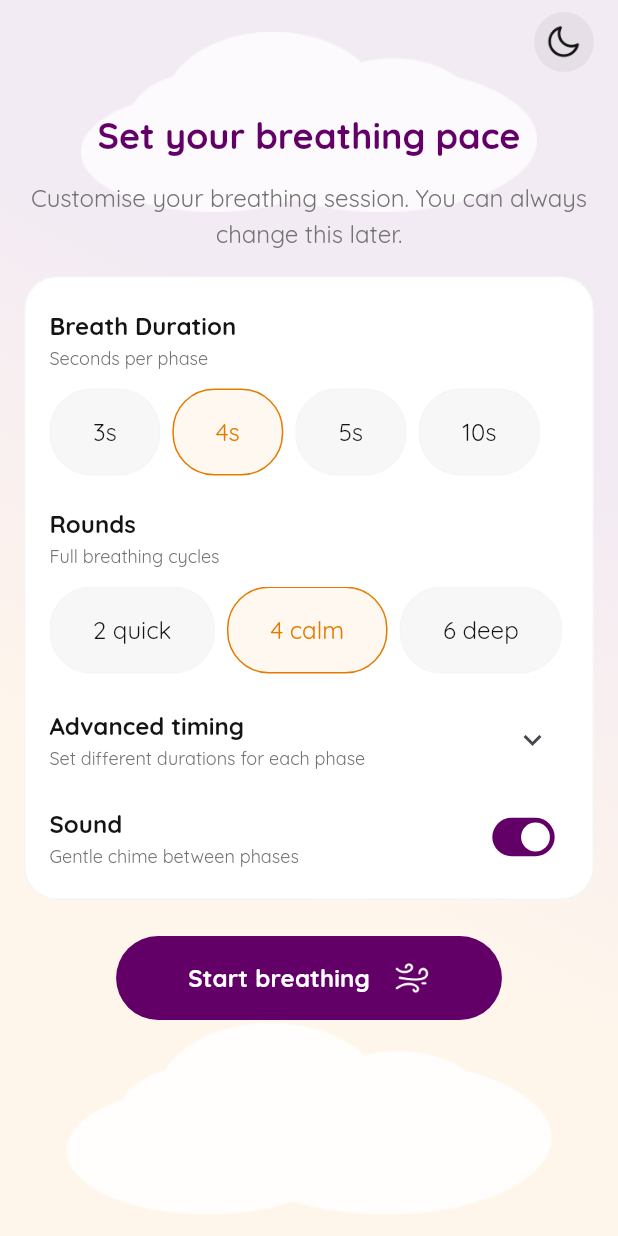
After one commit to sharmadhiraj/Breathing-App, a Flutter app: the screen it shows after launch, on a phone screen of 412 x 824 dp. The commit adds this screen. Run offline on Flutter 3.47's test engine with Material 3 defaults, Android fonts, the phone set to English and light mode, and no system bars; our stand-ins replace audioplayers, equatable, flutter_bloc, lottie.

Commit message:
Add background

```diff
--- a/lib/core/theme/theme.dart
+++ b/lib/core/theme/theme.dart
@@ -7,7 +7,7 @@ class AppTheme {
   static final ThemeData lightTheme = ThemeData(
     brightness: Brightness.light,
     primaryColor: primaryColor,
-    scaffoldBackgroundColor: const Color(0xFFF7F7F7),
+    scaffoldBackgroundColor: Colors.transparent,
     fontFamily: "Quicksand",
     textTheme: const TextTheme(
       bodyMedium: TextStyle(fontSize: 16, color: Color(0xFF141414)),
@@ -35,7 +35,7 @@ class AppTheme {
   static final ThemeData darkTheme = ThemeData(
     brightness: Brightness.dark,
     primaryColor: primaryColor,
-    scaffoldBackgroundColor: const Color(0xFF1E1E1E),
+    scaffoldBackgroundColor: Colors.transparent,
     fontFamily: "Quicksand",
     textTheme: const TextTheme(
       bodyMedium: TextStyle(fontSize: 16, color: Color(0xFFFFFFFF)),
--- /dev/null
+++ b/lib/core/widgets/app_scaffold.dart
@@ -0,0 +1,17 @@
+import 'package:breathing_app/core/widgets/app_bar.dart';
+import 'package:breathing_app/core/widgets/responsive_body.dart';
+import 'package:flutter/material.dart';
+
+class AppScaffold extends StatelessWidget {
+  const AppScaffold({required this.body, super.key});
+
+  final Widget body;
+
+  @override
+  Widget build(BuildContext context) {
+    return Scaffold(
+      appBar: const BreathingAppBar(),
+      body: ResponsiveBody(child: body),
+    );
+  }
+}
--- /dev/null
+++ b/lib/core/widgets/background_builder.dart
@@ -0,0 +1,79 @@
+import 'package:flutter/material.dart';
+
+class BackgroundBuilder extends StatelessWidget {
+  const BackgroundBuilder({required this.child, super.key});
+
+  final Widget? child;
+
+  @override
+  Widget build(BuildContext context) {
+    final isLightMode = Theme.of(context).brightness == Brightness.light;
+
+    return SizedBox(
+      width: double.infinity,
+      height: double.infinity,
+      child: Stack(
+        children: [
+          Positioned.fill(
+            child: Container(
+              decoration: BoxDecoration(
+                gradient: isLightMode
+                    ? const LinearGradient(
+                        begin: Alignment.topRight,
+                        end: Alignment.bottomLeft,
+                        stops: [0.31, 0.69],
+                        colors: [
+                          Color.fromRGBO(99, 0, 104, 0.08),
+                          Color.fromRGBO(255, 138, 0, 0.08),
+                        ],
+                      )
+                    : const LinearGradient(
+                        begin: Alignment.topCenter,
+                        end: Alignment.bottomCenter,
+                        stops: [0.0, 0.4, 1.0],
+                        colors: [
+                          Color(0xFF1A1128),
+                          Color(0xFF2D1B4E),
+                          Color(0xFF3A2260),
+                        ],
+                      ),
+              ),
+            ),
+          ),
+
+          Positioned(
+            top: 0,
+            left: 0,
+            right: 0,
+            child: Image.asset(
+              "assets/images/${isLightMode ? "light" : "dark"}_cloud_1.png",
+              width: 400,
+            ),
+          ),
+
+          Positioned.fill(
+            child: Align(
+              alignment: Alignment.center,
+              child: Image.asset(
+                "assets/images/${isLightMode ? "light" : "dark"}_cloud_2.png",
+                width: 400,
+              ),
+            ),
+          ),
+
+          Positioned(
+            bottom: 0,
+            left: 0,
+            right: 0,
+            child: Image.asset(
+              "assets/images/${isLightMode ? "light" : "dark"}_cloud_3.png",
+              width: 400,
+            ),
+          ),
+
+          ?child,
+        ],
+      ),
+    );
+  }
+}
--- /dev/null
+++ b/lib/core/widgets/responsive_body.dart
@@ -0,0 +1,19 @@
+import 'package:flutter/material.dart';
+
+class ResponsiveBody extends StatelessWidget {
+  final Widget child;
+
+  const ResponsiveBody({super.key, required this.child});
+
+  @override
+  Widget build(BuildContext context) {
+    return LayoutBuilder(
+      builder: (context, constraints) {
+        if (constraints.maxWidth > 600) {
+          return Center(child: SizedBox(width: 500, child: child));
+        }
+        return child;
+      },
+    );
+  }
+}
--- a/lib/main.dart
+++ b/lib/main.dart
@@ -1,6 +1,7 @@
 import 'package:breathing_app/core/route.dart';
 import 'package:breathing_app/core/theme/bloc.dart';
 import 'package:breathing_app/core/theme/theme.dart';
+import 'package:breathing_app/core/widgets/background_builder.dart';
 import 'package:breathing_app/modules/breathing/bloc/advanced_timing_bloc.dart';
 import 'package:breathing_app/modules/breathing/bloc/setup_bloc.dart';
 import 'package:flutter/material.dart';
@@ -24,11 +25,13 @@ class BreathingApp extends StatelessWidget {
       child: BlocBuilder<ThemeBloc, ThemeState>(
         builder: (context, state) {
           return MaterialApp(
+            debugShowCheckedModeBanner: false,
             theme: AppTheme.lightTheme,
             darkTheme: AppTheme.darkTheme,
             themeMode: state.themeMode,
             initialRoute: AppRoutes.setup,
             routes: AppRoutes.routes,
+            builder: (context, child) => BackgroundBuilder(child: child),
           );
         },
       ),
--- a/lib/modules/breathing/bloc/breathing_bloc.dart
+++ b/lib/modules/breathing/bloc/breathing_bloc.dart
@@ -71,10 +71,7 @@ class BreathingBloc extends Bloc<BreathingEvent, BreathingState> {
       AudioPlayer().play(AssetSource("sounds/chime.mp3"));
       nextCycle += 1;
       if (nextCycle > state.rounds) {
-        Future.delayed(
-          const Duration(milliseconds: 500),
-          () => emit(state.copyWith(cycle: nextCycle)),
-        );
+        emit(state.copyWith(cycle: nextCycle));
         return;
       }
     }
--- a/lib/modules/breathing/screens/breathing.dart
+++ b/lib/modules/breathing/screens/breathing.dart
@@ -1,6 +1,6 @@
 import 'package:breathing_app/core/route.dart';
 import 'package:breathing_app/core/theme/app_colors.dart';
-import 'package:breathing_app/core/widgets/app_bar.dart';
+import 'package:breathing_app/core/widgets/app_scaffold.dart';
 import 'package:breathing_app/core/widgets/button.dart';
 import 'package:breathing_app/core/widgets/linear_progress.dart';
 import 'package:breathing_app/core/widgets/settings_tile_subtitle.dart';
@@ -20,7 +20,7 @@ class BreathingScreen extends StatelessWidget {
 
   @override
   Widget build(BuildContext context) {
-    return Scaffold(appBar: const BreathingAppBar(), body: _buildBody(context));
+    return AppScaffold(body: _buildBody(context));
   }
 
   Widget _buildBody(BuildContext context) {
--- a/lib/modules/breathing/screens/finish.dart
+++ b/lib/modules/breathing/screens/finish.dart
@@ -1,6 +1,6 @@
 import 'package:breathing_app/core/route.dart';
 import 'package:breathing_app/core/theme/app_colors.dart';
-import 'package:breathing_app/core/widgets/app_bar.dart';
+import 'package:breathing_app/core/widgets/app_scaffold.dart';
 import 'package:breathing_app/core/widgets/button.dart';
 import 'package:flutter/material.dart';
 import 'package:lottie/lottie.dart';
@@ -10,7 +10,7 @@ class FinishScreen extends StatelessWidget {
 
   @override
   Widget build(BuildContext context) {
-    return Scaffold(appBar: const BreathingAppBar(), body: _buildBody(context));
+    return AppScaffold(body: _buildBody(context));
   }
 
   Widget _buildBody(BuildContext context) {
--- a/lib/modules/breathing/screens/setup.dart
+++ b/lib/modules/breathing/screens/setup.dart
@@ -1,6 +1,6 @@
 import 'package:breathing_app/core/route.dart';
 import 'package:breathing_app/core/theme/app_colors.dart';
-import 'package:breathing_app/core/widgets/app_bar.dart';
+import 'package:breathing_app/core/widgets/app_scaffold.dart';
 import 'package:breathing_app/core/widgets/button.dart';
 import 'package:breathing_app/modules/breathing/widgets/settings_panel.dart';
 import 'package:flutter/material.dart';
@@ -10,7 +10,7 @@ class SetupScreen extends StatelessWidget {
 
   @override
   Widget build(BuildContext context) {
-    return Scaffold(appBar: const BreathingAppBar(), body: _buildBody(context));
+    return AppScaffold(body: _buildBody(context));
   }
 
   Widget _buildBody(BuildContext context) {
--- a/pubspec.yaml
+++ b/pubspec.yaml
@@ -24,6 +24,7 @@ flutter:
     - assets/icons/
     - assets/animations/
     - assets/sounds/
+    - assets/images/
   fonts:
     - family: Quicksand
       fonts:
```
Also changed, not shown: assets/images/dark_cloud_1.png (added), assets/images/dark_cloud_2.png (added), assets/images/dark_cloud_3.png (added), assets/images/light_cloud_1.png (added), assets/images/light_cloud_2.png (added), assets/images/light_cloud_3.png (added).
